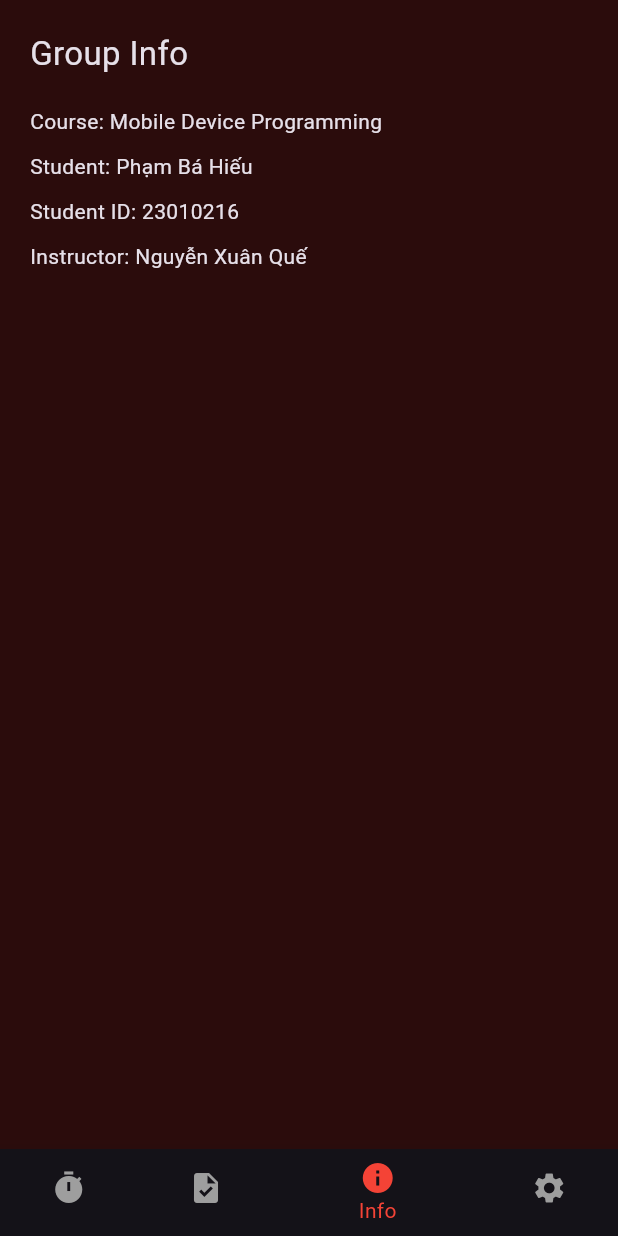
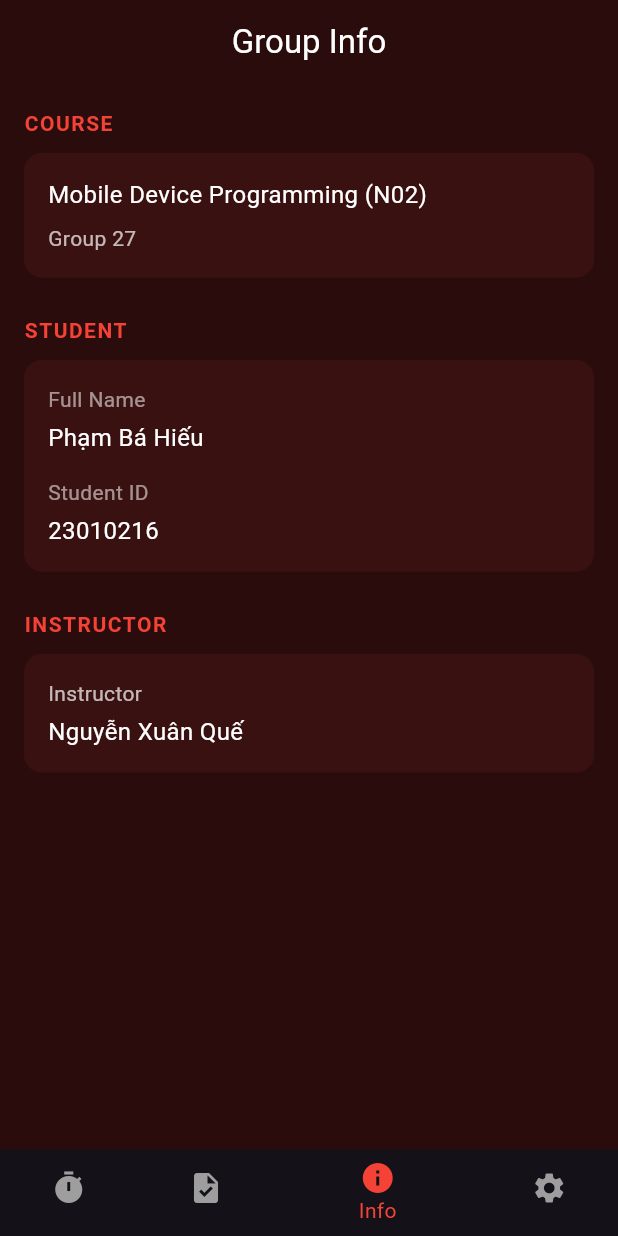
Before and after one commit to 23010216-hieusphamj/2025_2_LTTBDD_N02_27, a Flutter app: the screen it shows after launch, item 3 of the bottom bar chosen, on a phone screen of 412 x 824 dp. Run offline on Flutter 3.47's test engine with Material 3 defaults, Android fonts, the phone set to English and light mode, and no system bars; our stand-ins replace audioplayers.

Commit message:
update info_screen

```diff
--- a/lib/screens/info_screen.dart
+++ b/lib/screens/info_screen.dart
@@ -8,34 +8,160 @@ class InfoScreen extends StatelessWidget {
     return Scaffold(
       backgroundColor: const Color(0xff2b0c0c),
 
-      body: SafeArea(
-        child: Padding(
-          padding: const EdgeInsets.all(20),
+      appBar: AppBar(
+        title: const Text(
+          "Group Info",
+          style: TextStyle(color: Colors.white),
+        ),
+        centerTitle: true,
+        backgroundColor: const Color(0xff2b0c0c),
+        iconTheme: const IconThemeData(color: Colors.white),
+        elevation: 0,
+      ),
 
-          child: Column(
-            crossAxisAlignment: CrossAxisAlignment.start,
+      body: ListView(
+        padding: const EdgeInsets.all(16),
+        children: [
+          /// COURSE
+          const Text(
+            "COURSE",
+            style: TextStyle(
+              color: Colors.red,
+              fontWeight: FontWeight.bold,
+              letterSpacing: 1,
+            ),
+          ),
 
-            children: const [
-              Text("Group Info", style: TextStyle(fontSize: 22)),
+          const SizedBox(height: 10),
 
-              SizedBox(height: 20),
+          Container(
+            padding: const EdgeInsets.all(16),
+            decoration: BoxDecoration(
+              color: const Color(0xff3a1111),
+              borderRadius: BorderRadius.circular(12),
+            ),
+            child: const Column(
+              crossAxisAlignment: CrossAxisAlignment.start,
+              children: [
+                Text(
+                  "Mobile Device Programming (N02)",
+                  style: TextStyle(
+                    color: Colors.white,
+                    fontSize: 16,
+                  ),
+                ),
 
-              Text("Course: Mobile Device Programming"),
+                SizedBox(height: 8),
 
-              SizedBox(height: 10),
+                Text(
+                  "Group 27",
+                  style: TextStyle(color: Colors.white70),
+                ),
+              ],
+            ),
+          ),
 
-              Text("Student: Phạm Bá Hiếu"),
+          const SizedBox(height: 25),
 
-              SizedBox(height: 10),
+          /// STUDENT
+          const Text(
+            "STUDENT",
+            style: TextStyle(
+              color: Colors.red,
+              fontWeight: FontWeight.bold,
+              letterSpacing: 1,
+            ),
+          ),
 
-              Text("Student ID: 23010216"),
+          const SizedBox(height: 10),
 
-              SizedBox(height: 10),
+          Container(
+            padding: const EdgeInsets.all(16),
+            decoration: BoxDecoration(
+              color: const Color(0xff3a1111),
+              borderRadius: BorderRadius.circular(12),
+            ),
 
-              Text("Instructor: Nguyễn Xuân Quế"),
-            ],
+            child: const Column(
+              crossAxisAlignment: CrossAxisAlignment.start,
+              children: [
+                Text(
+                  "Full Name",
+                  style: TextStyle(color: Colors.white54),
+                ),
+
+                SizedBox(height: 4),
+
+                Text(
+                  "Phạm Bá Hiếu",
+                  style: TextStyle(
+                    color: Colors.white,
+                    fontSize: 16,
+                  ),
+                ),
+
+                SizedBox(height: 15),
+
+                Text(
+                  "Student ID",
+                  style: TextStyle(color: Colors.white54),
+                ),
+
+                SizedBox(height: 4),
+
+                Text(
+                  "23010216",
+                  style: TextStyle(
+                    color: Colors.white,
+                    fontSize: 16,
+                  ),
+                ),
+              ],
+            ),
           ),
-        ),
+
+          const SizedBox(height: 25),
+
+          /// INSTRUCTOR
+          const Text(
+            "INSTRUCTOR",
+            style: TextStyle(
+              color: Colors.red,
+              fontWeight: FontWeight.bold,
+              letterSpacing: 1,
+            ),
+          ),
+
+          const SizedBox(height: 10),
+
+          Container(
+            padding: const EdgeInsets.all(16),
+            decoration: BoxDecoration(
+              color: const Color(0xff3a1111),
+              borderRadius: BorderRadius.circular(12),
+            ),
+
+            child: const Column(
+              crossAxisAlignment: CrossAxisAlignment.start,
+              children: [
+                Text(
+                  "Instructor",
+                  style: TextStyle(color: Colors.white70),
+                ),
+
+                SizedBox(height: 4),
+
+                Text(
+                  "Nguyễn Xuân Quế",
+                  style: TextStyle(
+                    color: Colors.white,
+                    fontSize: 16,
+                  ),
+                ),
+              ],
+            ),
+          ),
+        ],
       ),
     );
   }
```
